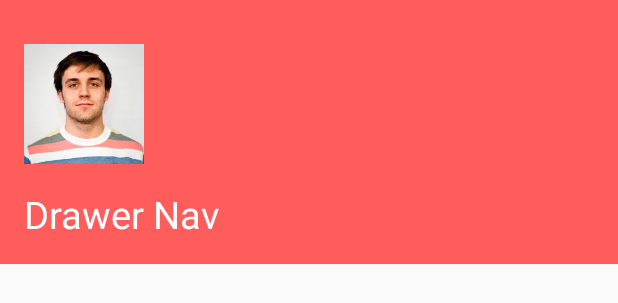
After one commit to muhunyu60/CemesInsurance, an Android app: the layout drawer_nav_header.xml on its own in the app's theme, with its tools: preview values and no code run, on a phone screen of 412 x 824 dp. The commit adds this screen. Shown: the top 303 px of the screen. Run offline under Robolectric (Android 15) with nearby library versions, the phone set to English and light mode, and no system bars; Roboto replaces fonts that are not available here.

Commit message:
Attempting to put navigation drawer

```diff
--- a/app/src/main/java/com/cemesinsurance/cemes_customer/My_Wallet_07.java
+++ b/app/src/main/java/com/cemesinsurance/cemes_customer/My_Wallet_07.java
@@ -5,6 +5,8 @@ import android.support.design.widget.BottomNavigationView;
 import android.support.design.widget.CoordinatorLayout;
 import android.support.v4.app.Fragment;
 import android.support.v4.app.FragmentTransaction;
+import android.support.v4.view.GravityCompat;
+import android.support.v4.widget.DrawerLayout;
 import android.support.v7.app.AppCompatActivity;
 import android.os.Bundle;
 import android.view.MenuItem;
@@ -31,6 +33,9 @@ public class My_Wallet_07 extends AppCompatActivity {
         //Add behaviour
         CoordinatorLayout.LayoutParams layoutParams = (CoordinatorLayout.LayoutParams) navigationView.getLayoutParams();
         layoutParams.setBehavior(new BottomNavigationBehaviour());
+
+        DrawerLayout drawerLayout = findViewById(R.id.drawer_layout);
+//        drawerLayout.closeDrawer(GravityCompat.START);
     }
 
     public void loadFragment(Fragment fragment) {
--- /dev/null
+++ b/app/src/main/res/layout/drawer_nav_header.xml
@@ -0,0 +1,25 @@
+<?xml version="1.0" encoding="utf-8"?>
+<LinearLayout xmlns:android="http://schemas.android.com/apk/res/android"
+    android:orientation="vertical"
+    android:layout_width="match_parent"
+    android:layout_height="176dp"
+    android:gravity="bottom"
+    android:padding="16dp"
+    android:theme="@style/ThemeOverlay.AppCompat.Dark"
+    android:background="@color/colorPrimaryDark">
+
+    <ImageView
+        android:layout_width="80dp"
+        android:layout_height="80dp"
+        android:src="@drawable/profile"
+        />
+
+    <TextView
+        android:layout_width="wrap_content"
+        android:layout_height="wrap_content"
+        android:paddingTop="16dp"
+        android:text="Drawer Nav"
+        android:textSize="25sp"
+        android:textColor="@color/white" />
+
+</LinearLayout>
```
Also changed, not shown: app/src/main/res/drawable/ic_android_place_holder_24dp.xml (added, +9 -0 lines), app/src/main/res/layout-sw320dp/activity_wallet_07.xml (+31 -5 lines), app/src/main/res/layout-sw360dp/activity_wallet_07.xml (+24 -3 lines), app/src/main/res/layout-sw600dp/activity_wallet_07.xml (+31 -6 lines), app/src/main/res/layout/activity_wallet_07.xml (+24 -5 lines), app/src/main/res/menu/drawer_menu.xml (added, +19 -0 lines).
